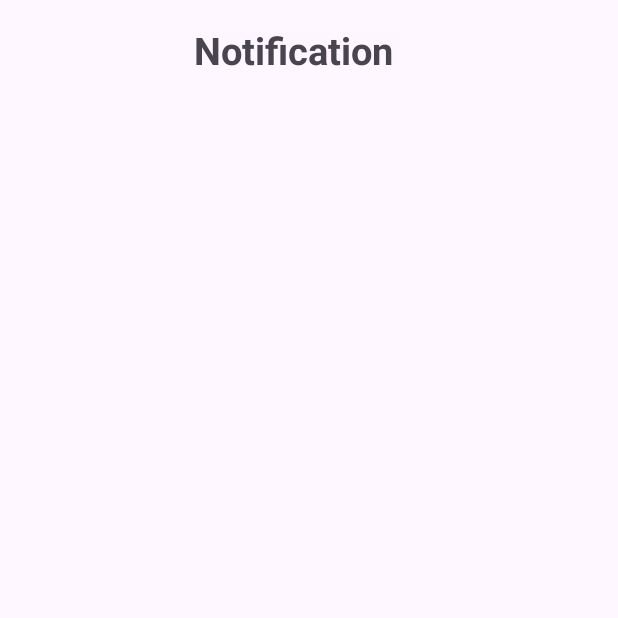
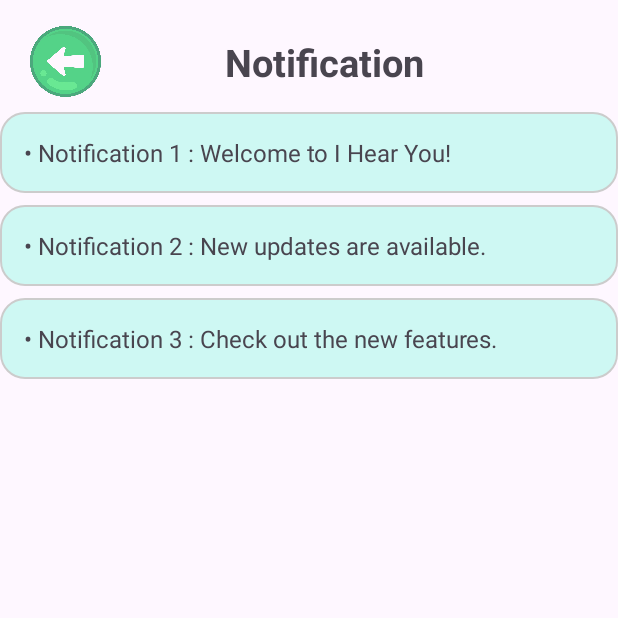
Before and after one commit to Deepraj91/I-Hear-You, an Android app: the NotificationActivity screen opened directly, with no data from a screen before it, on a phone screen of 412 x 824 dp, the top half of it. Run offline under Robolectric (Android 15) with nearby library versions, the phone set to English and light mode, and no system bars.

Commit message:
my 6th comment

```diff
--- a/app/src/main/java/com/example/ihearyou/NotificationActivity.kt
+++ b/app/src/main/java/com/example/ihearyou/NotificationActivity.kt
@@ -1,6 +1,10 @@
+@file:Suppress("DEPRECATION")
+
 package com.example.ihearyou
 
+import android.annotation.SuppressLint
 import android.os.Bundle
+import android.widget.ImageView
 import androidx.activity.enableEdgeToEdge
 import androidx.appcompat.app.AppCompatActivity
 import androidx.core.view.ViewCompat
@@ -8,6 +12,7 @@ import androidx.core.view.WindowInsetsCompat
 
 class NotificationActivity : AppCompatActivity() {
 
+    @SuppressLint("MissingInflatedId")
     override fun onCreate(savedInstanceState: Bundle?) {
         super.onCreate(savedInstanceState)
         enableEdgeToEdge()  // For edge-to-edge UI design
@@ -19,5 +24,11 @@ class NotificationActivity : AppCompatActivity() {
             v.setPadding(systemBars.left, systemBars.top, systemBars.right, systemBars.bottom)
             insets
         }
+
+        // Set up back button (ImageView)
+        val backButton: ImageView = findViewById(R.id.backButton)
+        backButton.setOnClickListener {
+            onBackPressed() // This will navigate back to the previous activity
+        }
     }
 }
--- /dev/null
+++ b/app/src/main/res/drawable/rounded_rectangle.xml
@@ -0,0 +1,12 @@
+<shape xmlns:android="http://schemas.android.com/apk/res/android">
+    <solid android:color="#CEF8F3" />
+    <corners android:radius="16dp" />
+    <padding
+        android:left="8dp"
+        android:top="8dp"
+        android:right="8dp"
+        android:bottom="8dp" />
+    <stroke
+        android:width="1dp"
+        android:color="#CCCCCC" />
+</shape>
--- a/app/src/main/res/layout/activity_notification.xml
+++ b/app/src/main/res/layout/activity_notification.xml
@@ -8,18 +8,73 @@
     android:padding="16dp"
     tools:context=".NotificationActivity">
 
+    <!-- Back button as ImageView -->
+
+    <ImageView
+        android:id="@+id/backButton"
+        android:layout_width="71dp"
+        android:layout_height="69dp"
+        android:layout_marginStart="8dp"
+        android:layout_marginTop="4dp"
+        android:contentDescription="@string/back_button"
+        android:src="@drawable/backbutton"
+        app:layout_constraintStart_toStartOf="parent"
+        app:layout_constraintTop_toTopOf="parent" />
+
     <TextView
         android:id="@+id/notificationText"
         android:layout_width="wrap_content"
         android:layout_height="wrap_content"
-        android:layout_marginTop="16dp"
+        android:layout_marginTop="24dp"
         android:text="Notification"
         android:textSize="25sp"
         android:textStyle="bold"
         app:layout_constraintEnd_toEndOf="parent"
-        app:layout_constraintHorizontal_bias="0.462"
+        app:layout_constraintHorizontal_bias="0.536"
         app:layout_constraintStart_toStartOf="parent"
         app:layout_constraintTop_toTopOf="parent" />
 
+    <!-- Notification 1 -->
+    <TextView
+        android:id="@+id/notification1"
+        android:layout_width="match_parent"
+        android:layout_height="wrap_content"
+        android:layout_marginTop="16dp"
+        android:padding="16dp"
+        android:background="@drawable/rounded_rectangle"
+        android:text="• Notification 1 : Welcome to I Hear You!"
+        android:textSize="16sp"
+        app:layout_constraintStart_toStartOf="parent"
+        app:layout_constraintEnd_toEndOf="parent"
+        app:layout_constraintTop_toBottomOf="@id/notificationText" />
+
+    <!-- Notification 2 -->
+    <TextView
+        android:id="@+id/notification2"
+        android:layout_width="match_parent"
+        android:layout_height="wrap_content"
+        android:layout_marginTop="8dp"
+        android:padding="16dp"
+        android:background="@drawable/rounded_rectangle"
+        android:text="• Notification 2 : New updates are available."
+        android:textSize="16sp"
+        app:layout_constraintStart_toStartOf="parent"
+        app:layout_constraintEnd_toEndOf="parent"
+        app:layout_constraintTop_toBottomOf="@id/notification1" />
+
+    <!-- Notification 3 -->
+    <TextView
+        android:id="@+id/notification3"
+        android:layout_width="match_parent"
+        android:layout_height="wrap_content"
+        android:layout_marginTop="8dp"
+        android:padding="16dp"
+        android:background="@drawable/rounded_rectangle"
+        android:text="• Notification 3 : Check out the new features."
+        android:textSize="16sp"
+        app:layout_constraintStart_toStartOf="parent"
+        app:layout_constraintEnd_toEndOf="parent"
+        app:layout_constraintTop_toBottomOf="@id/notification2" />
+
 
 </androidx.constraintlayout.widget.ConstraintLayout>
--- a/app/src/main/res/values/strings.xml
+++ b/app/src/main/res/values/strings.xml
@@ -4,6 +4,7 @@
     <string name="gujarati_alphabets">Gujarati Alphabets</string>
     <string name="math_sign">Math Sign</string>
     <string name="numbers">Numbers</string>
+    <string name="back_button" />
     <string-array name="languages">
         <item>English</item>
         <item>Gujarati</item>
```
Also changed, not shown: app/src/main/java/com/example/ihearyou/AdminActivity.kt (deleted, +0 -20 lines), app/src/main/java/com/example/ihearyou/LoginActivity.kt (+31 -19 lines), app/src/main/java/com/example/ihearyou/NotepadActivity.kt (+7 -0 lines), app/src/main/java/com/example/ihearyou/ParentActivity.kt (deleted, +0 -20 lines), app/src/main/res/layout/activity_admin.xml (deleted, +0 -10 lines), app/src/main/res/layout/activity_login.xml (+29 -7 lines), app/src/main/res/layout/activity_notepad.xml (+26 -16 lines), app/src/main/res/layout/activity_parent.xml (deleted, +0 -10 lines), app/src/main/res/drawable/backbutton.png (added).
